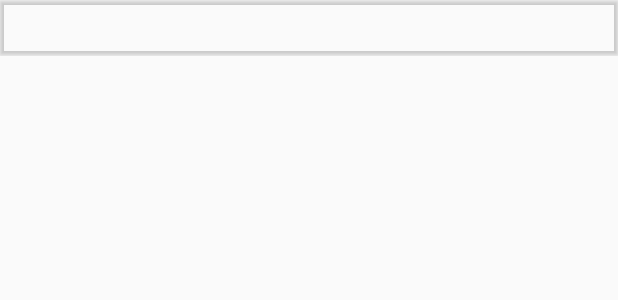
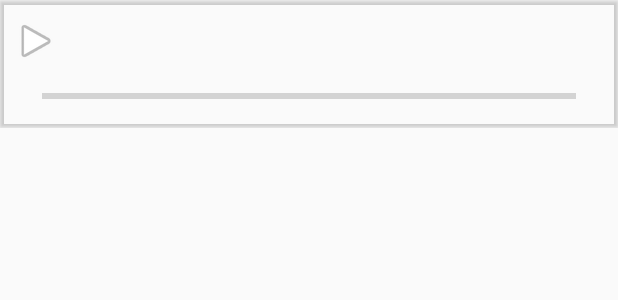
Before and after one commit to PaulCORDON/TpApiDeezerAndroide, an Android app: the layout cell_track.xml on its own in the app's theme, with its tools: preview values and no code run, on a phone screen of 412 x 824 dp. Shown: the top 300 px of the screen. Run offline under Robolectric (Android 15) with nearby library versions, the phone set to English and light mode, and no system bars; network calls fail.

Commit message:
ajout bouton play et pause et arrêt de la musique lorsqu'on fait retour

```diff
--- a/DeezerApp/app/src/main/java/adapter/TrackAdapteur.java
+++ b/DeezerApp/app/src/main/java/adapter/TrackAdapteur.java
@@ -11,6 +11,8 @@ import android.util.Log;
 import android.view.LayoutInflater;
 import android.view.View;
 import android.view.ViewGroup;
+import android.widget.ImageView;
+import android.widget.ProgressBar;
 import android.widget.TextView;
 
 import com.projet4a.ensim.deezerapplication.R;
@@ -29,16 +31,27 @@ public class TrackAdapteur extends RecyclerView.Adapter<TrackAdapteur.ViewHolder
     final Intent intent;
     private Context c;
     private static final String TAG = "TrackAdapteur";
+
+    public static MediaPlayer getmP() {
+        return mP;
+    }
+
     private static MediaPlayer mP= new MediaPlayer();
 
     public class ViewHolder extends RecyclerView.ViewHolder{
         public TextView mTextView;
+        public ProgressBar progressBar;
+        public ImageView btnPlay;
+        public ImageView btnPause;
 
         public View v;
         public ViewHolder(View itemView) {
             super(itemView);
             this.v=itemView;
             mTextView = v.findViewById(R.id.nameTrack);
+            progressBar = v.findViewById(R.id.progressBar);
+            btnPlay = v.findViewById(R.id.BtnPlay);
+            btnPause = v.findViewById(R.id.BtnPause);
 
         }
     }
@@ -63,7 +76,7 @@ public class TrackAdapteur extends RecyclerView.Adapter<TrackAdapteur.ViewHolder
 
 
     @Override
-    public void onBindViewHolder(@NonNull TrackAdapteur.ViewHolder holder, int position) {
+    public void onBindViewHolder(@NonNull final TrackAdapteur.ViewHolder holder, int position) {
         final Track track=mDataset.get(position);
         Log.d(TAG, "url : " + track.getTitle());
         // - get element from your dataset at this position
@@ -75,12 +88,17 @@ public class TrackAdapteur extends RecyclerView.Adapter<TrackAdapteur.ViewHolder
                 Log.d(TAG,"click on play"+track.getPreview());
 
                 if(mP.isPlaying()){
+                    holder.btnPlay.setVisibility(View.VISIBLE);
+                    holder.btnPause.setVisibility(View.INVISIBLE);
+
                     mP.stop();
                     mP.reset();
 
                 }
                 else{
                     try {
+                        holder.btnPlay.setVisibility(View.INVISIBLE);
+                        holder.btnPause.setVisibility(View.VISIBLE);
 
                         mP.setDataSource(c, Uri.parse(track.getPreview()));
                         mP.prepare();
--- a/DeezerApp/app/src/main/java/com/projet4a/ensim/deezerapplication/TrackActivity.java
+++ b/DeezerApp/app/src/main/java/com/projet4a/ensim/deezerapplication/TrackActivity.java
@@ -26,7 +26,7 @@ public class TrackActivity extends AppCompatActivity {
     private String CoverAlbum;
     private int idAlbum;
     private ImageView albumCover;
-
+    TrackAdapteur adapteur;
     @Override
     protected void onCreate(Bundle savedInstanceState) {
         super.onCreate(savedInstanceState);
@@ -51,7 +51,7 @@ public class TrackActivity extends AppCompatActivity {
                 @Override
                 public void onResponse(DataSearchAlbum.Tracks response) {
                     Log.d(TAG, response.toString());
-                    TrackAdapteur adapteur = new TrackAdapteur(TrackActivity.this, response.getData());
+                    adapteur = new TrackAdapteur(TrackActivity.this, response.getData());
                     mRecyclerView.setAdapter(adapteur);
                 }
             };
@@ -65,4 +65,16 @@ public class TrackActivity extends AppCompatActivity {
             DeezerService.INSTANCE.searchTrack(idAlbum, responseListener, errorListener, this);
 
     }
+
+    @Override
+    protected void onStop() {
+        super.onStop();
+        Log.d(TAG+" OnStop","normalment il y a plus de musique");
+        adapteur.getmP().reset();
+
+
+    }
+
+
+
 }
--- a/DeezerApp/app/src/main/res/layout/cell_track.xml
+++ b/DeezerApp/app/src/main/res/layout/cell_track.xml
@@ -1,6 +1,7 @@
 <?xml version="1.0" encoding="utf-8"?>
 <LinearLayout xmlns:android="http://schemas.android.com/apk/res/android"
     xmlns:app="http://schemas.android.com/apk/res-auto"
+    xmlns:tools="http://schemas.android.com/tools"
     android:layout_width="match_parent"
     android:layout_height="wrap_content">
 
@@ -9,7 +10,7 @@
         android:layout_height="wrap_content"
         app:cardBackgroundColor="@android:color/transparent">
 
-        <FrameLayout
+        <android.support.constraint.ConstraintLayout
             android:layout_width="match_parent"
             android:layout_height="match_parent">
 
@@ -17,10 +18,54 @@
                 android:id="@+id/nameTrack"
                 android:layout_width="wrap_content"
                 android:layout_height="wrap_content"
-                android:layout_marginTop="10dp"
-                android:textSize="20sp" />
+                android:layout_marginEnd="8dp"
+                android:layout_marginStart="8dp"
+                android:layout_marginTop="16dp"
+                android:textSize="20sp"
+                app:layout_constraintEnd_toEndOf="parent"
+                app:layout_constraintHorizontal_bias="0.0"
+                app:layout_constraintStart_toEndOf="@+id/BtnPlay"
+                app:layout_constraintTop_toTopOf="parent" />
 
-        </FrameLayout>
+            <ImageView
+                android:id="@+id/BtnPause"
+                android:layout_width="wrap_content"
+                android:layout_height="wrap_content"
+                android:layout_marginBottom="8dp"
+                android:layout_marginEnd="8dp"
+                android:visibility="invisible"
+                app:layout_constraintBottom_toBottomOf="@+id/BtnPlay"
+                app:layout_constraintEnd_toEndOf="@+id/BtnPlay"
+                app:layout_constraintHorizontal_bias="0.0"
+                app:layout_constraintStart_toStartOf="@+id/BtnPlay"
+                app:layout_constraintTop_toTopOf="@+id/BtnPlay"
+                app:layout_constraintVertical_bias="0.0"
+                app:srcCompat="@android:drawable/ic_media_pause" />
+
+            <ImageView
+                android:id="@+id/BtnPlay"
+                android:layout_width="wrap_content"
+                android:layout_height="wrap_content"
+                android:layout_marginBottom="8dp"
+                android:layout_marginStart="8dp"
+                app:layout_constraintBottom_toTopOf="@+id/progressBar"
+                app:layout_constraintStart_toStartOf="parent"
+                app:srcCompat="@android:drawable/ic_media_play" />
+
+            <ProgressBar
+                android:id="@+id/progressBar"
+                style="?android:attr/progressBarStyleHorizontal"
+                android:layout_width="356dp"
+                android:layout_height="26dp"
+                android:layout_marginBottom="8dp"
+                android:layout_marginEnd="8dp"
+                android:layout_marginStart="8dp"
+                android:layout_marginTop="8dp"
+                app:layout_constraintBottom_toBottomOf="parent"
+                app:layout_constraintEnd_toEndOf="parent"
+                app:layout_constraintStart_toStartOf="parent"
+                app:layout_constraintTop_toBottomOf="@+id/nameTrack" />
+        </android.support.constraint.ConstraintLayout>
 
     </android.support.v7.widget.CardView>
 </LinearLayout>
```
